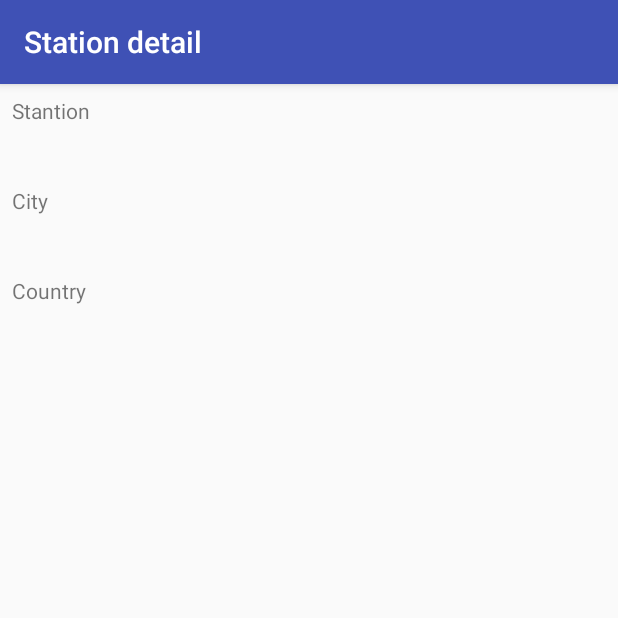
After one commit to sergeykamyshov/HomeTasks, an Android app: the StationDetailActivity screen opened directly, with no data from a screen before it, on a phone screen of 412 x 824 dp, the top half of it. The commit adds this screen. Run offline under Robolectric (Android 15) with nearby library versions, the phone set to English and light mode, and no system bars.

Commit message:
Добавил возможность просмотреть детальную информацию о выбранной станции

```diff
--- a/Schedule/app/src/main/AndroidManifest.xml
+++ b/Schedule/app/src/main/AndroidManifest.xml
@@ -18,6 +18,7 @@
         </activity>
         <activity android:name=".AboutActivity"/>
         <activity android:name=".StationListActivity"/>
+        <activity android:name=".StationDetailActivity"/>
     </application>
 
 </manifest>
--- /dev/null
+++ b/Schedule/app/src/main/java/ru/sergeykamyshov/schedule/BaseActivity.java
@@ -0,0 +1,22 @@
+package ru.sergeykamyshov.schedule;
+
+import android.support.v7.app.ActionBar;
+import android.support.v7.app.AppCompatActivity;
+
+/**
+ * Общий класс для всех Activity приложения
+ */
+public class BaseActivity extends AppCompatActivity {
+
+    public static final String PARAM_STATION_TITLE = "stationTitle";
+    public static final String PARAM_CITY_TITLE = "stationCityTitle";
+    public static final String PARAM_DISTRICT_TITLE = "stationDistrictTitle";
+    public static final String PARAM_COUNTRY_TITLE = "stationCountryTitle";
+
+    public void setActionBarTitle(String title) {
+        ActionBar actionBar = getSupportActionBar();
+        if (actionBar != null) {
+            actionBar.setTitle(title);
+        }
+    }
+}
--- /dev/null
+++ b/Schedule/app/src/main/java/ru/sergeykamyshov/schedule/StationDetailActivity.java
@@ -0,0 +1,40 @@
+package ru.sergeykamyshov.schedule;
+
+import android.content.Intent;
+import android.os.Bundle;
+import android.support.annotation.Nullable;
+import android.view.View;
+import android.widget.TextView;
+
+public class StationDetailActivity extends BaseActivity {
+
+    @Override
+    protected void onCreate(@Nullable Bundle savedInstanceState) {
+        super.onCreate(savedInstanceState);
+        setContentView(R.layout.activity_station_detail);
+
+        setActionBarTitle(getString(R.string.action_bar_title_station_detail));
+
+        Intent intent = getIntent();
+
+        TextView station = (TextView) findViewById(R.id.text_station);
+        station.setText(intent.getStringExtra(PARAM_STATION_TITLE));
+
+        TextView city = (TextView) findViewById(R.id.text_city);
+        city.setText(intent.getStringExtra(PARAM_CITY_TITLE));
+
+        // Регион необязательно поле, если оно не заполнено, то скрываем его на визуальной форме
+        if (intent.getStringExtra(PARAM_DISTRICT_TITLE) != null) {
+            TextView district = (TextView) findViewById(R.id.text_district);
+            district.setText(intent.getStringExtra(PARAM_DISTRICT_TITLE));
+        } else {
+            TextView districtTitle = (TextView) findViewById(R.id.text_district_title);
+            districtTitle.setVisibility(View.GONE);
+            TextView district = (TextView) findViewById(R.id.text_district);
+            district.setVisibility(View.GONE);
+        }
+
+        TextView country = (TextView) findViewById(R.id.text_country);
+        country.setText(intent.getStringExtra(PARAM_COUNTRY_TITLE));
+    }
+}
--- a/Schedule/app/src/main/java/ru/sergeykamyshov/schedule/database/DBHelper.java
+++ b/Schedule/app/src/main/java/ru/sergeykamyshov/schedule/database/DBHelper.java
@@ -15,6 +15,8 @@ public class DBHelper extends SQLiteOpenHelper {
             StationSchema.Cols.COLUMN_COUNTRY_TITLE + " TEXT, " +
             StationSchema.Cols.COLUMN_CITY_TITLE + " TEXT, " +
             StationSchema.Cols.COLUMN_STATION_TITLE + " TEXT" +
+            StationSchema.Cols.COLUMN_FULL_CITY_TITLE + " TEXT" +
+            StationSchema.Cols.COLUMN_DISTRICT_TITLE + " TEXT" +
             ")";
 
     public DBHelper(Context context) {
--- a/Schedule/app/src/main/java/ru/sergeykamyshov/schedule/database/StationSchema.java
+++ b/Schedule/app/src/main/java/ru/sergeykamyshov/schedule/database/StationSchema.java
@@ -13,5 +13,7 @@ public class StationSchema implements BaseColumns {
         public static final String COLUMN_COUNTRY_TITLE = "country_title";
         public static final String COLUMN_CITY_TITLE = "city_title";
         public static final String COLUMN_STATION_TITLE = "station_title";
+        public static final String COLUMN_FULL_CITY_TITLE = "full_city_title";
+        public static final String COLUMN_DISTRICT_TITLE = "district_title";
     }
 }
--- a/Schedule/app/src/main/java/ru/sergeykamyshov/schedule/utils/JSONUtils.java
+++ b/Schedule/app/src/main/java/ru/sergeykamyshov/schedule/utils/JSONUtils.java
@@ -92,7 +92,8 @@ public class JSONUtils {
                 List<Station> cityStations = new ArrayList<>();
                 for (int j = 0; j < stationsArray.length(); j++) {
                     JSONObject cityStation = (JSONObject) stationsArray.get(j);
-                    Station station = new Station(cityStation.getString("stationTitle"));
+                    Station station = new Station(cityStation.getString("stationTitle"),
+                            cityStation.getString("cityTitle"), cityStation.getString("districtTitle"));
                     cityStations.add(station);
                 }
 
--- /dev/null
+++ b/Schedule/app/src/main/res/layout/activity_station_detail.xml
@@ -0,0 +1,100 @@
+<?xml version="1.0" encoding="utf-8"?>
+<android.support.constraint.ConstraintLayout
+    xmlns:android="http://schemas.android.com/apk/res/android"
+    xmlns:app="http://schemas.android.com/apk/res-auto"
+    xmlns:tools="http://schemas.android.com/tools"
+    android:layout_width="match_parent"
+    android:layout_height="match_parent">
+
+    <TextView
+        android:id="@+id/text_station_title"
+        android:layout_width="wrap_content"
+        android:layout_height="wrap_content"
+        android:layout_marginLeft="8dp"
+        android:layout_marginTop="8dp"
+        android:text="@string/detail_stantion_title"
+        app:layout_constraintLeft_toLeftOf="parent"
+        app:layout_constraintTop_toTopOf="parent"/>
+
+    <TextView
+        android:id="@+id/text_station"
+        style="@android:style/TextAppearance.Medium"
+        android:layout_width="0dp"
+        android:layout_height="wrap_content"
+        android:layout_marginLeft="8dp"
+        android:layout_marginRight="8dp"
+        android:layout_marginTop="8dp"
+        app:layout_constraintLeft_toLeftOf="parent"
+        app:layout_constraintRight_toRightOf="parent"
+        app:layout_constraintTop_toBottomOf="@+id/text_station_title"
+        tools:text="TextView"/>
+
+    <TextView
+        android:id="@+id/text_city_title"
+        android:layout_width="wrap_content"
+        android:layout_height="wrap_content"
+        android:layout_marginLeft="8dp"
+        android:layout_marginTop="8dp"
+        android:text="@string/detail_city_title"
+        app:layout_constraintLeft_toLeftOf="parent"
+        app:layout_constraintTop_toBottomOf="@+id/text_station"/>
+
+    <TextView
+        android:id="@+id/text_city"
+        style="@android:style/TextAppearance.Medium"
+        android:layout_width="0dp"
+        android:layout_height="wrap_content"
+        android:layout_marginLeft="8dp"
+        android:layout_marginRight="8dp"
+        android:layout_marginTop="8dp"
+        app:layout_constraintLeft_toLeftOf="parent"
+        app:layout_constraintRight_toRightOf="parent"
+        app:layout_constraintTop_toBottomOf="@+id/text_city_title"
+        tools:text="TextView"/>
+
+    <TextView
+        android:id="@+id/text_district_title"
+        android:layout_width="wrap_content"
+        android:layout_height="wrap_content"
+        android:layout_marginLeft="8dp"
+        android:layout_marginTop="8dp"
+        android:text="@string/detail_district_title"
+        app:layout_constraintLeft_toLeftOf="parent"
+        app:layout_constraintTop_toBottomOf="@+id/text_city"/>
+
+    <TextView
+        android:id="@+id/text_district"
+        style="@android:style/TextAppearance.Medium"
+        android:layout_width="0dp"
+        android:layout_height="wrap_content"
+        android:layout_marginLeft="8dp"
+        android:layout_marginRight="8dp"
+        android:layout_marginTop="8dp"
+        app:layout_constraintLeft_toLeftOf="parent"
+        app:layout_constraintRight_toRightOf="parent"
+        app:layout_constraintTop_toBottomOf="@+id/text_district_title"
+        tools:text="TextView"/>
+
+    <TextView
+        android:id="@+id/text_country_title"
+        android:layout_width="wrap_content"
+        android:layout_height="wrap_content"
+        android:layout_marginLeft="8dp"
+        android:layout_marginTop="8dp"
+        android:text="@string/detail_country_title"
+        app:layout_constraintLeft_toLeftOf="parent"
+        app:layout_constraintTop_toBottomOf="@+id/text_district"/>
+
+    <TextView
+        android:id="@+id/text_country"
+        style="@android:style/TextAppearance.Medium"
+        android:layout_width="0dp"
+        android:layout_height="wrap_content"
+        android:layout_marginLeft="8dp"
+        android:layout_marginRight="8dp"
+        android:layout_marginTop="8dp"
+        app:layout_constraintLeft_toLeftOf="parent"
+        app:layout_constraintRight_toRightOf="parent"
+        app:layout_constraintTop_toBottomOf="@+id/text_country_title"
+        tools:text="TextView"/>
+</android.support.constraint.ConstraintLayout>
--- a/Schedule/app/src/main/res/values/strings.xml
+++ b/Schedule/app/src/main/res/values/strings.xml
@@ -5,6 +5,7 @@
     <string name="action_bar_title_schedule">Schedule</string>
     <string name="action_bar_title_about">About</string>
     <string name="action_bar_title_stations">Stations</string>
+    <string name="action_bar_title_station_detail">Station detail</string>
 
     <!--Меню-->
     <string name="menu_item_schedule">Schedule</string>
@@ -18,6 +19,13 @@
     <string name="hint_region">Region</string>
     <string name="hint_select_date">Select a date</string>
 
+    <!--Экран "Подробно о станции"-->
+    <string name="detail_stantion_title">Stantion</string>
+    <string name="detail_address_title">Address</string>
+    <string name="detail_city_title">City</string>
+    <string name="detail_district_title">District</string>
+    <string name="detail_country_title">Country</string>
+
     <!--Сообщения об ошибках-->
     <string name="error_request_code_not_identified">Request code not identified: </string>
 </resources>
```
Also changed, not shown: Schedule/app/src/main/java/ru/sergeykamyshov/schedule/AboutActivity.java (+2 -7 lines), Schedule/app/src/main/java/ru/sergeykamyshov/schedule/ScheduleActivity.java (+2 -7 lines), Schedule/app/src/main/java/ru/sergeykamyshov/schedule/StationListActivity.java (+2 -7 lines), Schedule/app/src/main/java/ru/sergeykamyshov/schedule/adapters/StationRecyclerAdapter.java (+22 -3 lines), Schedule/app/src/main/java/ru/sergeykamyshov/schedule/models/Station.java (+21 -1 lines), Schedule/app/src/main/java/ru/sergeykamyshov/schedule/utils/DBUtils.java (+6 -4 lines).
